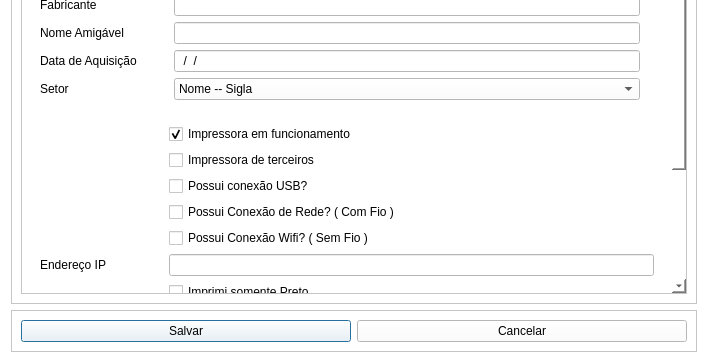
First picture: the form in View/Telas/CadastroImpressora.ui, repository Blastoles/ProjetoSCGI, before the edit; both pictures show x 0 to 708 and y 186 to 549 of the 708 by 549 pixel window.
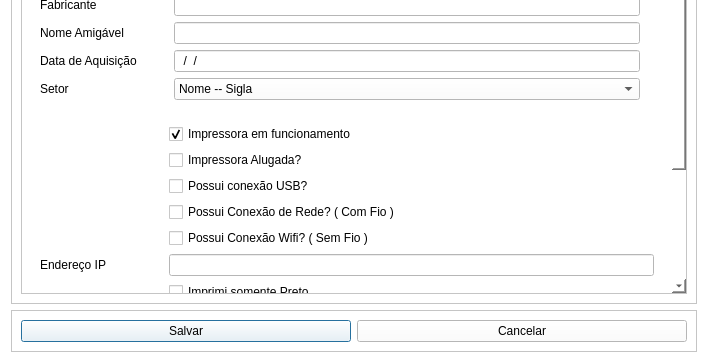
Second picture: the form after the edit. Icons and pictures are not drawn.

The edit to the form file:
```diff
--- a/View/Telas/CadastroImpressora.ui
+++ b/View/Telas/CadastroImpressora.ui
@@ -137,7 +137,7 @@
                   </font>
                  </property>
                  <property name="text">
-                  <string>Impressora de terceiros</string>
+                  <string>Impressora Alugada?</string>
                  </property>
                 </widget>
                </item>
```
